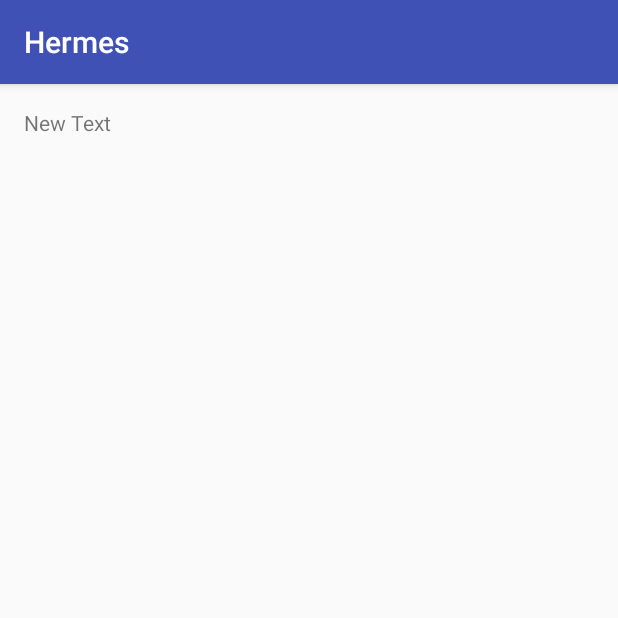
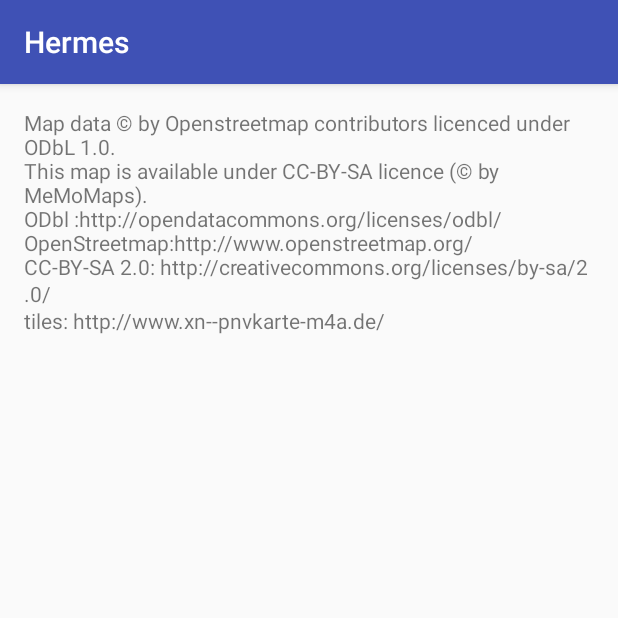
Before and after one commit to easobral/Hermes, an Android app: the CreditsActivity screen opened directly, with no data from a screen before it, on a phone screen of 412 x 824 dp, the top half of it. Run offline under Robolectric (Android 15) with nearby library versions, the phone set to English and light mode, and no system bars; network calls fail.

Commit message:
updated layout and lisence

```diff
--- a/app/src/main/java/edu/nav/hermes/CreditsActivity.java
+++ b/app/src/main/java/edu/nav/hermes/CreditsActivity.java
@@ -2,12 +2,25 @@ package edu.nav.hermes;
 
 import android.os.Bundle;
 import android.support.v7.app.AppCompatActivity;
+import android.widget.TextView;
 
 public class CreditsActivity extends AppCompatActivity {
+
+    private static final String license =
+            "Map data © by Openstreetmap contributors licenced under ODbL 1.0.\n" +
+                    "This map is available under CC-BY-SA licence (© by MeMoMaps).\n" +
+                    "ODbl :http://opendatacommons.org/licenses/odbl/\n" +
+                    "OpenStreetmap:http://www.openstreetmap.org/\n" +
+                    "CC-BY-SA 2.0: http://creativecommons.org/licenses/by-sa/2.0/\n" +
+                    "tiles: http://www.xn--pnvkarte-m4a.de/";
+
 
     @Override
     protected void onCreate(Bundle savedInstanceState) {
         super.onCreate(savedInstanceState);
         setContentView(R.layout.activity_credits);
+        TextView textView = (TextView) findViewById(R.id.credits);
+
+        textView.setText(license);
     }
 }
--- a/app/src/main/java/edu/nav/hermes/MapActivity.java
+++ b/app/src/main/java/edu/nav/hermes/MapActivity.java
@@ -37,6 +37,11 @@ public class MapActivity extends AppCompatActivity {
             startActivity(intent);
             return true;
         }
+        if (id == R.id.action_credits) {
+            Intent intent = new Intent(this, CreditsActivity.class);
+            startActivity(intent);
+            return true;
+        }
 
         return super.onOptionsItemSelected(item);
     }
--- a/app/src/main/res/layout/activity_credits.xml
+++ b/app/src/main/res/layout/activity_credits.xml
@@ -15,7 +15,7 @@
         android:layout_height="wrap_content">
 
         <TextView
-            android:id="@+id/textView5"
+            android:id="@+id/credits"
             android:layout_width="wrap_content"
             android:layout_height="wrap_content"
             android:text="New Text" />
--- a/app/src/main/res/values/dimens.xml
+++ b/app/src/main/res/values/dimens.xml
@@ -3,4 +3,6 @@
     <dimen name="activity_horizontal_margin">16dp</dimen>
     <dimen name="activity_vertical_margin">16dp</dimen>
     <dimen name="fab_margin">16dp</dimen>
+    <dimen name="activity_map_vertical_margin">2dp</dimen>
+    <dimen name="activity_map_horizontal_margin">2dp</dimen>
 </resources>
```
Also changed, not shown: app/src/main/res/layout/fragment_map.xml (+4 -4 lines).
